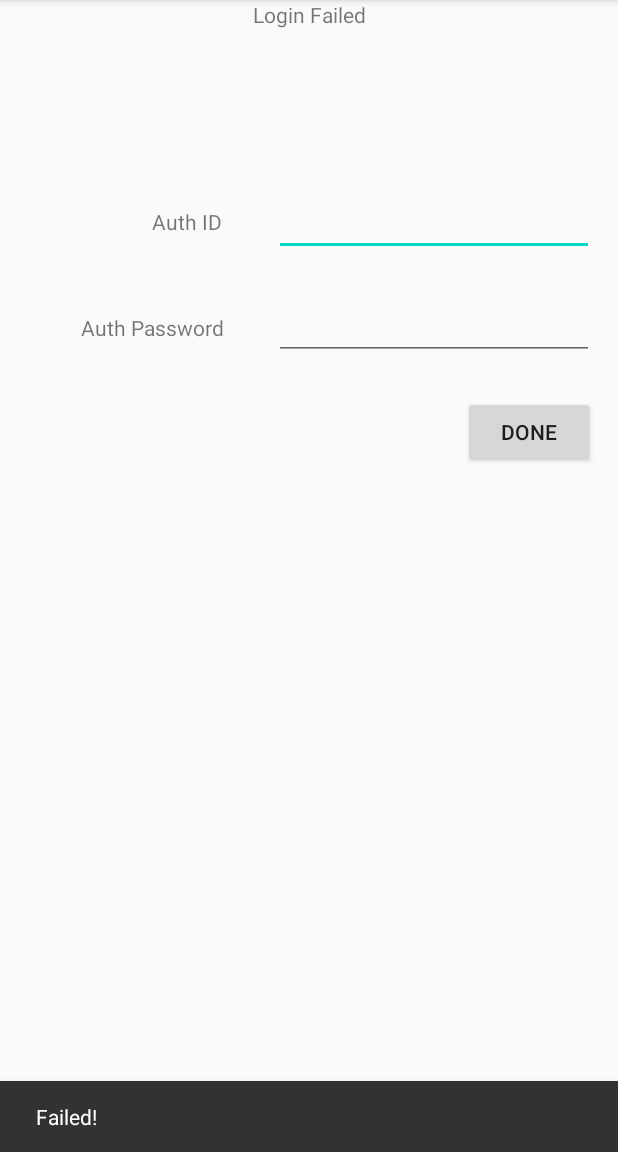
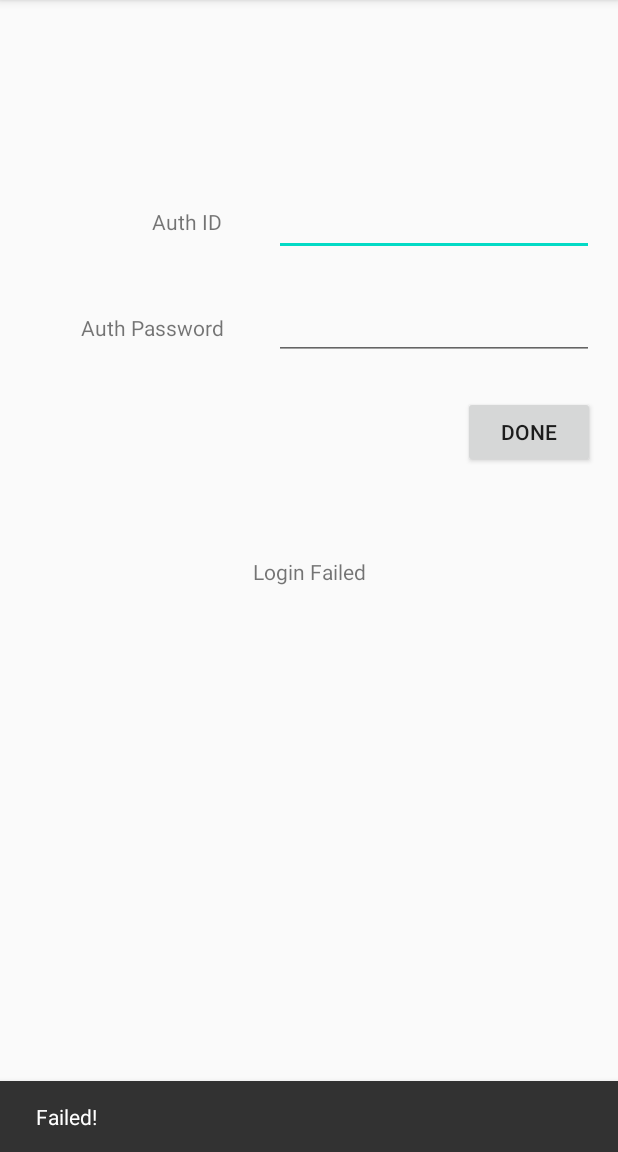
Before and after one commit to FluffyCherub/gee301_project, an Android app: the login_activity screen opened directly, with no data from a screen before it, after a tap on "DONE", on a phone screen of 412 x 824 dp, the part 84-1236 px from its top. Run offline under Robolectric (Android 15) with nearby library versions, the phone set to English and light mode, and no system bars.

Commit message:
General Updates

```diff
--- a/app/src/main/res/layout/login_ui.xml
+++ b/app/src/main/res/layout/login_ui.xml
@@ -65,7 +65,8 @@
         android:layout_width="233dp"
         android:layout_height="26dp"
         android:textAlignment="center"
+        app:layout_constraintBottom_toBottomOf="parent"
         app:layout_constraintEnd_toEndOf="parent"
         app:layout_constraintStart_toStartOf="parent"
-        tools:layout_editor_absoluteY="346dp" />
+        app:layout_constraintTop_toTopOf="parent" />
 </androidx.constraintlayout.widget.ConstraintLayout>
```
